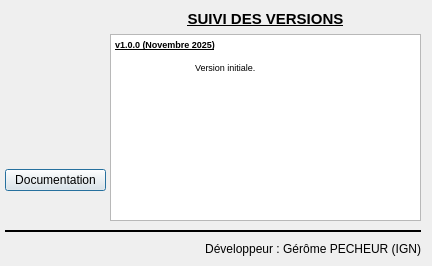
First picture: the form in aproposde.ui, repository IGNF/jeux_attribut_generique_plugin_qgis, before the edit.
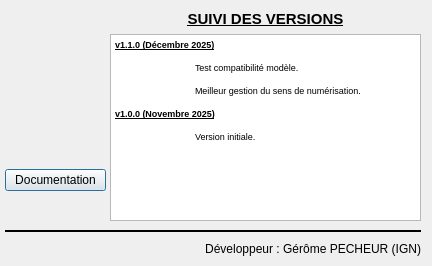
Second picture: the form after the edit. Icons and pictures are not drawn.

The edit to the form file:
```diff
--- a/aproposde.ui
+++ b/aproposde.ui
@@ -67,6 +67,9 @@
 &lt;html&gt;&lt;head&gt;&lt;meta name=&quot;qrichtext&quot; content=&quot;1&quot; /&gt;&lt;style type=&quot;text/css&quot;&gt;
 p, li { white-space: pre-wrap; }
 &lt;/style&gt;&lt;/head&gt;&lt;body style=&quot; font-family:'MS Shell Dlg 2'; font-size:7.8pt; font-weight:400; font-style:normal;&quot;&gt;
+&lt;p style=&quot; margin-top:0px; margin-bottom:0px; margin-left:0px; margin-right:0px; -qt-block-indent:0; text-indent:0px;&quot;&gt;&lt;span style=&quot; font-size:7pt; font-weight:600; text-decoration: underline;&quot;&gt;v1.1.0 (Décembre 2025)&lt;/span&gt;&lt;/p&gt;
+&lt;p style=&quot; margin-top:12px; margin-bottom:12px; margin-left:0px; margin-right:0px; -qt-block-indent:0; text-indent:0px;&quot;&gt;&lt;span style=&quot; font-size:7pt; font-weight:600;&quot;&gt;	&lt;/span&gt;&lt;span style=&quot; font-size:7pt;&quot;&gt;Test compatibilité modèle.&lt;/span&gt;&lt;/p&gt;
+&lt;p style=&quot; margin-top:0px; margin-bottom:0px; margin-left:0px; margin-right:0px; -qt-block-indent:0; text-indent:0px;&quot;&gt;&lt;span style=&quot; font-size:7pt;&quot;&gt;	Meilleur gestion du sens de numérisation.&lt;/span&gt;&lt;/p&gt;
 &lt;p style=&quot; margin-top:12px; margin-bottom:12px; margin-left:0px; margin-right:0px; -qt-block-indent:0; text-indent:0px;&quot;&gt;&lt;span style=&quot; font-size:7pt; font-weight:600; text-decoration: underline;&quot;&gt;v1.0.0 (Novembre 2025)&lt;/span&gt;&lt;/p&gt;
 &lt;p style=&quot; margin-top:12px; margin-bottom:12px; margin-left:0px; margin-right:0px; -qt-block-indent:0; text-indent:0px;&quot;&gt;&lt;span style=&quot; font-size:7pt; font-weight:600;&quot;&gt;	&lt;/span&gt;&lt;span style=&quot; font-size:7pt;&quot;&gt;Version initiale.&lt;/span&gt;&lt;/p&gt;&lt;/body&gt;&lt;/html&gt;</string>
       </property>
```
